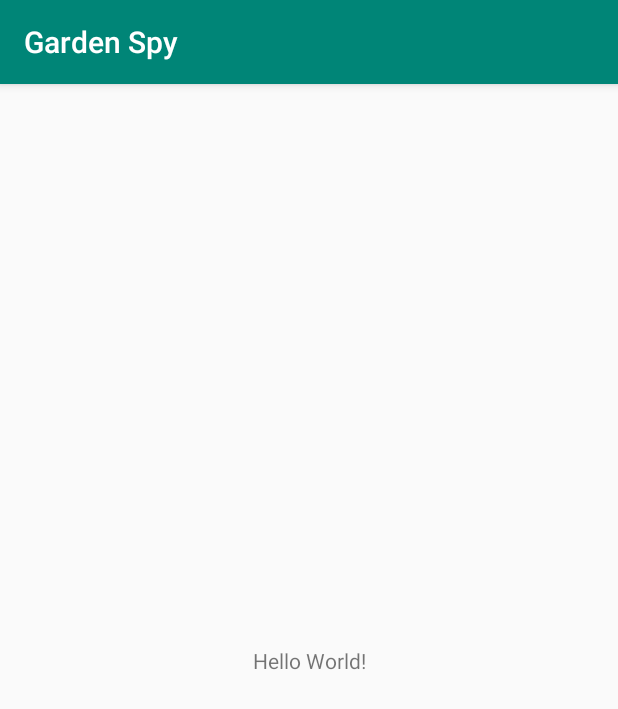
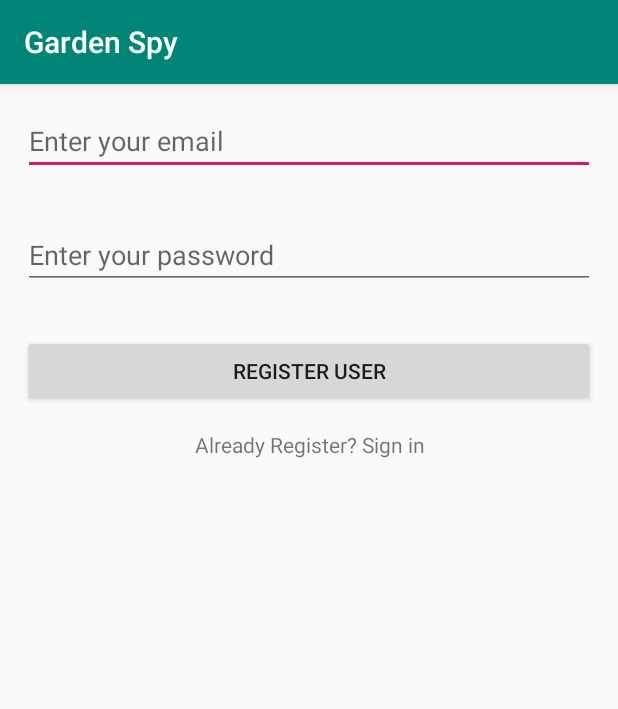
Before and after one commit to GiantsRepublic/superhots, an Android app: the screen it shows after launch (MainActivity), on a phone screen of 412 x 824 dp. Shown: the top 709 px of the screen. Run offline under Robolectric (Android 15) with nearby library versions, the light colour scheme and no system bars; our stand-ins replace Firebase (no records; nobody signed in at launch, a user with empty details on screens opened directly).

Commit message:
user registration

```diff
--- a/GardenSpy/app/build.gradle
+++ b/GardenSpy/app/build.gradle
@@ -25,4 +25,9 @@ dependencies {
     testImplementation 'junit:junit:4.12'
     androidTestImplementation 'com.android.support.test:runner:1.0.2'
     androidTestImplementation 'com.android.support.test.espresso:espresso-core:3.0.2'
+   // implementation 'com.google.firebase:firebase-core:16.0.1'// commented
+    implementation 'com.google.firebase:firebase-core:16.0.6'
+    implementation 'com.google.firebase:firebase-auth:16.1.0'
 }
+
+apply plugin: 'com.google.gms.google-services'
--- a/GardenSpy/app/src/main/AndroidManifest.xml
+++ b/GardenSpy/app/src/main/AndroidManifest.xml
@@ -1,6 +1,8 @@
 <?xml version="1.0" encoding="utf-8"?>
 <manifest xmlns:android="http://schemas.android.com/apk/res/android"
     package="com.example.gardenspy">
+
+    <uses-permission android:name="android.permission.INTERNET" />
 
     <application
         android:allowBackup="true"
--- a/GardenSpy/app/src/main/java/com/example/gardenspy/MainActivity.java
+++ b/GardenSpy/app/src/main/java/com/example/gardenspy/MainActivity.java
@@ -1,13 +1,98 @@
 package com.example.gardenspy;
 
+import android.app.ProgressDialog;
+import android.support.annotation.NonNull;
 import android.support.v7.app.AppCompatActivity;
 import android.os.Bundle;
+import android.text.TextUtils;
+import android.view.View;
+import android.widget.Button;
+import android.widget.EditText;
+import android.widget.ProgressBar;
+import android.widget.TextView;
+import android.widget.Toast;
 
-public class MainActivity extends AppCompatActivity {
+import com.google.android.gms.tasks.OnCompleteListener;
+import com.google.android.gms.tasks.Task;
+import com.google.firebase.auth.AuthResult;
+import com.google.firebase.auth.FirebaseAuth;
+
+public class MainActivity extends AppCompatActivity implements View.OnClickListener{
+
+    private Button buttonRegister;
+    private EditText editTextEmail;
+    private EditText editTextPassword;
+    private TextView textViewSignin;
+    private ProgressDialog progressDialog;
+
+    private FirebaseAuth firebaseAuth;
 
     @Override
     protected void onCreate(Bundle savedInstanceState) {
         super.onCreate(savedInstanceState);
         setContentView(R.layout.activity_main);
+
+        firebaseAuth = FirebaseAuth.getInstance();
+
+        progressDialog = new ProgressDialog(this);
+
+        buttonRegister = (Button) findViewById(R.id.buttonRegister);
+
+        editTextEmail = (EditText) findViewById(R.id.editTextEmail);
+
+        editTextPassword = (EditText) findViewById(R.id.editTextPassword);
+
+        textViewSignin = (TextView) findViewById(R.id.textViewSignin);
+
+        buttonRegister.setOnClickListener(this);
+        textViewSignin.setOnClickListener(this);
+    }
+
+    private void registerUser(){
+
+        String email = editTextEmail.getText().toString().trim();
+        String password = editTextPassword.getText().toString().trim();
+
+        if(TextUtils.isEmpty(email)){
+
+            //email is empty
+            Toast.makeText(this, "Please enter email", Toast.LENGTH_SHORT).show();
+            return; //stop the function
+        }
+        if(TextUtils.isEmpty(password)){
+
+            //password is empty
+            Toast.makeText(this, "Please enter password", Toast.LENGTH_SHORT).show();
+            return; //stop the function
+        }
+        //if email and password are ok, show a progress dialog
+
+        progressDialog.setMessage("Registering User");
+        progressDialog.show();
+        firebaseAuth.createUserWithEmailAndPassword(email, password).addOnCompleteListener(this, new OnCompleteListener<AuthResult>() {
+            @Override
+            public void onComplete(@NonNull Task<AuthResult> task) {
+               if(task.isSuccessful()){
+                   progressDialog.hide();
+                   //user is registered and logged in
+                   //start profile activity here
+                   Toast.makeText(MainActivity.this, "Registered Successfully", Toast.LENGTH_SHORT).show();
+               } else {
+                   Toast.makeText(MainActivity.this, "Could not register. Please try again.", Toast.LENGTH_SHORT).show();
+               }
+            }
+        });
+
+
+    }
+    public void onClick(View view){
+
+        if (view == buttonRegister){
+
+            registerUser();
+        }
+        if (view == textViewSignin){
+            //login here
+        }
     }
 }
--- a/GardenSpy/app/src/main/res/layout/activity_main.xml
+++ b/GardenSpy/app/src/main/res/layout/activity_main.xml
@@ -6,13 +6,43 @@
     android:layout_height="match_parent"
     tools:context=".MainActivity">
 
-    <TextView
-        android:layout_width="wrap_content"
-        android:layout_height="wrap_content"
-        android:text="Hello World!"
-        app:layout_constraintBottom_toBottomOf="parent"
-        app:layout_constraintLeft_toLeftOf="parent"
-        app:layout_constraintRight_toRightOf="parent"
-        app:layout_constraintTop_toTopOf="parent" />
+    <LinearLayout
+        android:layout_centerHorizontal="true"
+        android:layout_centerVertical="true"
+        android:orientation="vertical"
+        android:layout_width="match_parent"
+        android:layout_height="wrap_content" >
+
+    <EditText
+        android:layout_margin="15dp"
+        android:inputType="textEmailAddress"
+        android:hint="Enter your email"
+        android:id="@+id/editTextEmail"
+        android:layout_width="match_parent"
+        android:layout_height="wrap_content" />
+
+    <EditText
+        android:layout_margin="15dp"
+        android:inputType="textPassword"
+        android:hint="Enter your password"
+        android:id="@+id/editTextPassword"
+        android:layout_width="match_parent"
+        android:layout_height="wrap_content" />
+
+    <Button
+        android:layout_margin="15dp"
+        android:id="@+id/buttonRegister"
+        android:text="Register User"
+        android:layout_width="match_parent"
+        android:layout_height="wrap_content" />
+
+     <TextView
+         android:textAlignment="center"
+         android:text="Already Register? Sign in"
+         android:id="@+id/textViewSignin"
+         android:layout_width="match_parent"
+         android:layout_height="wrap_content" />
+
+    </LinearLayout>
 
 </android.support.constraint.ConstraintLayout>
--- a/GardenSpy/build.gradle
+++ b/GardenSpy/build.gradle
@@ -7,7 +7,9 @@ buildscript {
 
     }
     dependencies {
-        classpath 'com.android.tools.build:gradle:3.3.1'
+        classpath 'com.android.tools.build:gradle:3.3.2'
+       // classpath 'com.google.gms:google-services:4.0.1' // commented
+        classpath 'com.google.gms:google-services:4.2.0' // added
 
         // NOTE: Do not place your application dependencies here; they belong
         // in the individual module build.gradle files
```
Also changed, not shown: 1 other file.
